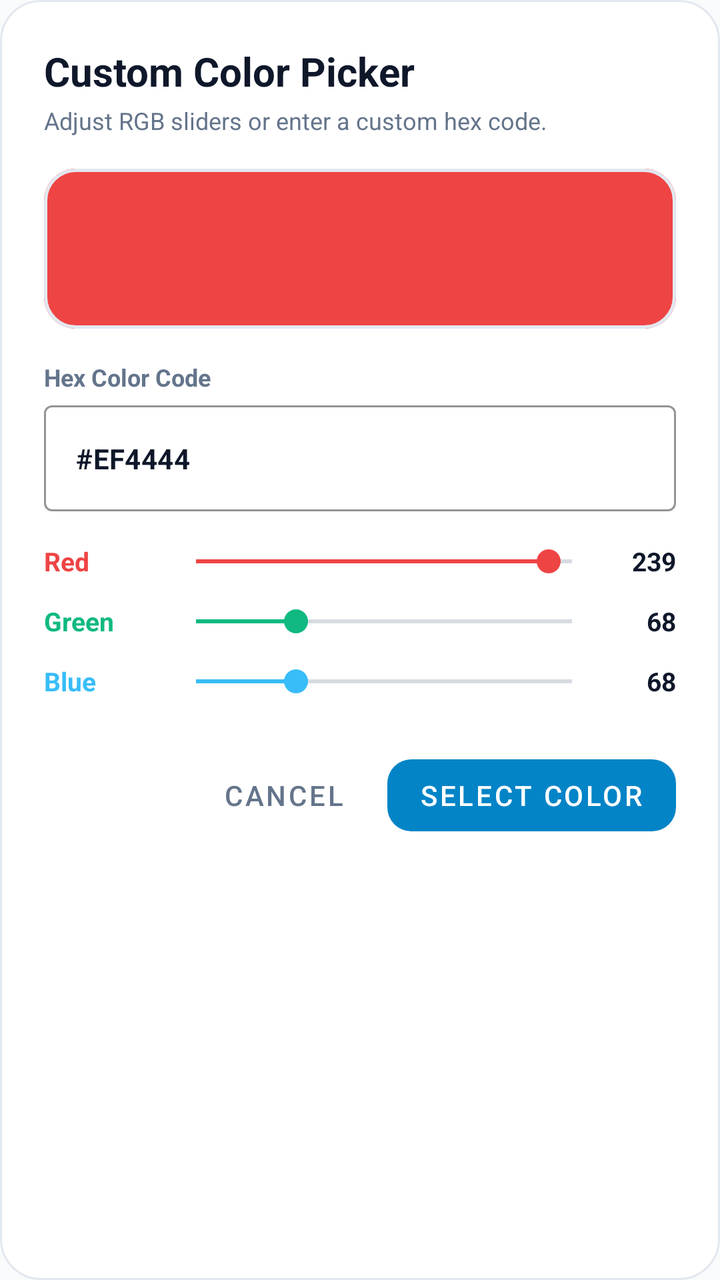
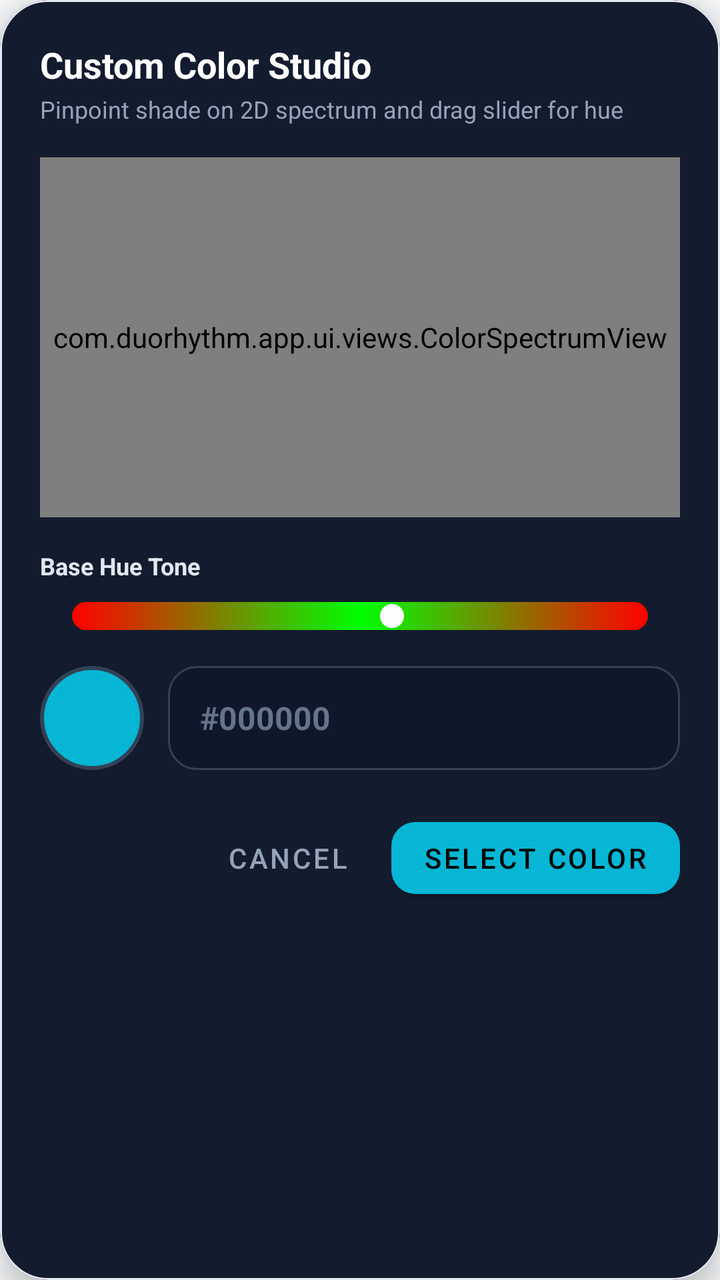

An Android layout rendered at two revisions. The XML below is the earlier revision; the diff shows what the commit changed to produce the second picture.
<!-- AndroidManifest.xml: application theme Theme.LifeSync -->
<!-- res/layout/dialog_custom_color_picker.xml -->
<?xml version="1.0" encoding="utf-8"?>
<androidx.core.widget.NestedScrollView xmlns:android="http://schemas.android.com/apk/res/android"
    xmlns:app="http://schemas.android.com/apk/res-auto"
    android:layout_width="match_parent"
    android:layout_height="wrap_content"
    android:background="@drawable/bg_dialog_glass"
    android:clipToOutline="true"
    android:fillViewport="true">

    <LinearLayout
        android:layout_width="match_parent"
        android:layout_height="wrap_content"
        android:orientation="vertical"
        android:padding="22dp">

        
        <TextView
            android:id="@+id/tvCustomColorTitle"
            android:layout_width="wrap_content"
            android:layout_height="wrap_content"
            android:text="Custom Color Picker"
            android:textColor="@color/text_primary"
            android:textSize="20sp"
            android:textStyle="bold" />

        <TextView
            android:layout_width="wrap_content"
            android:layout_height="wrap_content"
            android:layout_marginTop="3dp"
            android:text="Adjust RGB sliders or enter a custom hex code."
            android:textColor="@color/text_secondary"
            android:textSize="12sp" />

        
        <com.google.android.material.card.MaterialCardView
            android:id="@+id/cardColorPreview"
            android:layout_width="match_parent"
            android:layout_height="80dp"
            android:layout_marginTop="16dp"
            app:cardCornerRadius="16dp"
            app:cardElevation="0dp"
            app:strokeColor="@color/card_stroke"
            app:strokeWidth="1.5dp">

            <View
                android:id="@+id/viewColorPreview"
                android:layout_width="match_parent"
                android:layout_height="match_parent"
                android:background="#EF4444" />
        </com.google.android.material.card.MaterialCardView>

        
        <TextView
            android:layout_width="wrap_content"
            android:layout_height="wrap_content"
            android:layout_marginTop="16dp"
            android:text="Hex Color Code"
            android:textColor="@color/text_secondary"
            android:textSize="12sp"
            android:textStyle="bold" />

        <com.google.android.material.textfield.TextInputLayout
            style="@style/Widget.MaterialComponents.TextInputLayout.OutlinedBox"
            android:layout_width="match_parent"
            android:layout_height="wrap_content"
            android:layout_marginTop="6dp"
            app:boxStrokeColor="@color/primary"
            app:hintEnabled="false">

            <com.google.android.material.textfield.TextInputEditText
                android:id="@+id/etHexCode"
                android:layout_width="match_parent"
                android:layout_height="wrap_content"
                android:hint="#RRGGBB"
                android:inputType="textCapCharacters"
                android:maxLines="1"
                android:singleLine="true"
                android:text="#EF4444"
                android:textColor="@color/text_primary"
                android:textSize="14sp"
                android:textStyle="bold" />
        </com.google.android.material.textfield.TextInputLayout>

        
        <LinearLayout
            android:layout_width="match_parent"
            android:layout_height="wrap_content"
            android:layout_marginTop="16dp"
            android:gravity="center_vertical"
            android:orientation="horizontal">

            <TextView
                android:layout_width="60dp"
                android:layout_height="wrap_content"
                android:text="Red"
                android:textColor="#EF4444"
                android:textSize="13sp"
                android:textStyle="bold" />

            <SeekBar
                android:id="@+id/seekRed"
                android:layout_width="0dp"
                android:layout_height="wrap_content"
                android:layout_weight="1"
                android:max="255"
                android:progress="239"
                android:progressTint="#EF4444"
                android:thumbTint="#EF4444" />

            <TextView
                android:id="@+id/tvRedValue"
                android:layout_width="36dp"
                android:layout_height="wrap_content"
                android:gravity="end"
                android:text="239"
                android:textColor="@color/text_primary"
                android:textSize="13sp"
                android:textStyle="bold" />
        </LinearLayout>

        
        <LinearLayout
            android:layout_width="match_parent"
            android:layout_height="wrap_content"
            android:layout_marginTop="12dp"
            android:gravity="center_vertical"
            android:orientation="horizontal">

            <TextView
                android:layout_width="60dp"
                android:layout_height="wrap_content"
                android:text="Green"
                android:textColor="#10B981"
                android:textSize="13sp"
                android:textStyle="bold" />

            <SeekBar
                android:id="@+id/seekGreen"
                android:layout_width="0dp"
                android:layout_height="wrap_content"
                android:layout_weight="1"
                android:max="255"
                android:progress="68"
                android:progressTint="#10B981"
                android:thumbTint="#10B981" />

            <TextView
                android:id="@+id/tvGreenValue"
                android:layout_width="36dp"
                android:layout_height="wrap_content"
                android:gravity="end"
                android:text="68"
                android:textColor="@color/text_primary"
                android:textSize="13sp"
                android:textStyle="bold" />
        </LinearLayout>

        
        <LinearLayout
            android:layout_width="match_parent"
            android:layout_height="wrap_content"
            android:layout_marginTop="12dp"
            android:gravity="center_vertical"
            android:orientation="horizontal">

            <TextView
                android:layout_width="60dp"
                android:layout_height="wrap_content"
                android:text="Blue"
                android:textColor="#38BDF8"
                android:textSize="13sp"
                android:textStyle="bold" />

            <SeekBar
                android:id="@+id/seekBlue"
                android:layout_width="0dp"
                android:layout_height="wrap_content"
                android:layout_weight="1"
                android:max="255"
                android:progress="68"
                android:progressTint="#38BDF8"
                android:thumbTint="#38BDF8" />

            <TextView
                android:id="@+id/tvBlueValue"
                android:layout_width="36dp"
                android:layout_height="wrap_content"
                android:gravity="end"
                android:text="68"
                android:textColor="@color/text_primary"
                android:textSize="13sp"
                android:textStyle="bold" />
        </LinearLayout>

        
        <LinearLayout
            android:layout_width="match_parent"
            android:layout_height="wrap_content"
            android:layout_marginTop="24dp"
            android:gravity="end"
            android:orientation="horizontal">

            <com.google.android.material.button.MaterialButton
                android:id="@+id/btnCancelColor"
                style="@style/Widget.MaterialComponents.Button.TextButton"
                android:layout_width="wrap_content"
                android:layout_height="wrap_content"
                android:text="Cancel"
                android:textColor="@color/text_secondary" />

            <com.google.android.material.button.MaterialButton
                android:id="@+id/btnApplyColor"
                style="@style/Widget.MaterialComponents.Button.UnelevatedButton"
                android:layout_width="wrap_content"
                android:layout_height="wrap_content"
                android:layout_marginStart="8dp"
                android:text="Select Color"
                android:textColor="@color/white"
                app:backgroundTint="@color/primary"
                app:cornerRadius="12dp" />
        </LinearLayout>
    </LinearLayout>
</androidx.core.widget.NestedScrollView>
<!-- resources referenced by this layout -->
<resources>
  <color name="card_stroke">#E2E8F0</color>
  <color name="primary">#0284C7</color>
  <color name="text_primary">#0F172A</color>
  <color name="text_secondary">#64748B</color>
  <color name="white">#FFFFFF</color>
  <!-- drawable bg_dialog_glass (drawable) -->
  <?xml version="1.0" encoding="utf-8"?>
  <shape xmlns:android="http://schemas.android.com/apk/res/android"
      android:shape="rectangle">
      <corners android:radius="20dp" />
      <solid android:color="@color/surface" />
      <stroke
          android:width="1dp"
          android:color="@color/card_stroke" />
  </shape>
  <color name="surface">#FFFFFF</color>
  <color name="primary_variant">#0369A1</color>
  <color name="on_primary">#FFFFFF</color>
  <color name="secondary">#7C3AED</color>
  <color name="secondary_variant">#6D28D9</color>
  <color name="on_secondary">#FFFFFF</color>
  <color name="background">#F8FAFC</color>
  <style name="CardElevationRounded" parent="Widget.MaterialComponents.CardView">
          <item name="cardCornerRadius">22dp</item>
          <item name="cardElevation">2dp</item>
          <item name="strokeWidth">1dp</item>
          <item name="strokeColor">@color/card_stroke</item>
          <item name="cardBackgroundColor">@color/surface_card</item>
      </style>
  <style name="DuoRhythmTextView" parent="android:Widget.TextView">
          <item name="android:lineSpacingExtra">2dp</item>
          <item name="android:fontFamily">sans-serif</item>
          <item name="android:includeFontPadding">true</item>
      </style>
  <style name="DuoRhythmEditText" parent="android:Widget.EditText">
          <item name="android:lineSpacingExtra">2dp</item>
          <item name="android:fontFamily">sans-serif</item>
          <item name="android:includeFontPadding">true</item>
          <item name="android:textColor">@color/text_primary</item>
          <item name="android:textColorHint">@color/text_secondary</item>
      </style>
  <color name="surface_card">#FFFFFF</color>
  <!-- unchanged entries left out for length: 1 -->
</resources>

<!-- the commit's change to res/layout/dialog_custom_color_picker.xml (unified diff, before → after) -->
@@ -1,223 +1,116 @@
 <?xml version="1.0" encoding="utf-8"?>
-<androidx.core.widget.NestedScrollView xmlns:android="http://schemas.android.com/apk/res/android"
+<com.google.android.material.card.MaterialCardView
+    xmlns:android="http://schemas.android.com/apk/res/android"
     xmlns:app="http://schemas.android.com/apk/res-auto"
     android:layout_width="match_parent"
     android:layout_height="wrap_content"
-    android:background="@drawable/bg_dialog_glass"
-    android:clipToOutline="true"
-    android:fillViewport="true">
+    android:layout_margin="16dp"
+    app:cardCornerRadius="24dp"
+    app:cardElevation="10dp"
+    app:cardBackgroundColor="#131B2E">
 
     <LinearLayout
+        android:layout_height="wrap_content"
         android:layout_width="match_parent"
-        android:layout_height="wrap_content"
         android:orientation="vertical"
-        android:padding="22dp">
-
-        
-        <TextView
-            android:id="@+id/tvCustomColorTitle"
-            android:layout_width="wrap_content"
-            android:layout_height="wrap_content"
-            android:text="Custom Color Picker"
-            android:textColor="@color/text_primary"
-            android:textSize="20sp"
-            android:textStyle="bold" />
+        android:padding="20dp">
 
         <TextView
+            android:layout_height="wrap_content"
             android:layout_width="wrap_content"
+            android:text="Custom Color Studio"
+            android:textColor="@android:color/white"
+            android:textSize="18sp"
+            android:textStyle="bold"/>
+
+        <TextView
             android:layout_height="wrap_content"
-            android:layout_marginTop="3dp"
-            android:text="Adjust RGB sliders or enter a custom hex code."
-            android:textColor="@color/text_secondary"
-            android:textSize="12sp" />
+            android:layout_marginTop="2dp"
+            android:layout_width="wrap_content"
+            android:text="Pinpoint shade on 2D spectrum and drag slider for hue"
+            android:textColor="#94A3B8"
+            android:textSize="12sp"/>
 
-        
-        <com.google.android.material.card.MaterialCardView
-            android:id="@+id/cardColorPreview"
+        <com.duorhythm.app.ui.views.ColorSpectrumView
+            android:id="@+id/colorSpectrumView"
             android:layout_width="match_parent"
-            android:layout_height="80dp"
+            android:layout_height="180dp"
+            android:layout_marginTop="16dp" />
+
+        <TextView
+            android:layout_height="wrap_content"
             android:layout_marginTop="16dp"
-            app:cardCornerRadius="16dp"
-            app:cardElevation="0dp"
-            app:strokeColor="@color/card_stroke"
-            app:strokeWidth="1.5dp">
+            android:layout_width="wrap_content"
+            android:text="Base Hue Tone"
+            android:textColor="#E2E8F0"
+            android:textSize="12sp"
+            android:textStyle="bold"/>
+
+        <SeekBar
+            android:id="@+id/hueSeekBar"
+            android:layout_height="wrap_content"
+            android:layout_marginTop="8dp"
+            android:layout_width="match_parent"
+            android:max="360"
+            android:progress="200"
+            android:progressDrawable="@drawable/bg_rainbow_hue"
+            android:splitTrack="false"
+            android:thumbTint="@android:color/white"/>
+
+        <LinearLayout
+            android:gravity="center_vertical"
+            android:layout_height="52dp"
+            android:layout_marginTop="16dp"
+            android:layout_width="match_parent"
+            android:orientation="horizontal">
 
             <View
-                android:id="@+id/viewColorPreview"
-                android:layout_width="match_parent"
+                android:background="@drawable/bg_circle_preview"
+                android:id="@+id/viewSelectedColorPreview"
+                android:layout_height="52dp"
+                android:layout_width="52dp"/>
+
+            <EditText
+                android:background="@drawable/bg_edittext_curved"
+                android:gravity="center_vertical"
+                android:hint="#000000"
+                android:id="@+id/etHexCode"
+                android:inputType="textCapCharacters"
                 android:layout_height="match_parent"
-                android:background="#EF4444" />
-        </com.google.android.material.card.MaterialCardView>
-
-        
-        <TextView
-            android:layout_width="wrap_content"
-            android:layout_height="wrap_content"
-            android:layout_marginTop="16dp"
-            android:text="Hex Color Code"
-            android:textColor="@color/text_secondary"
-            android:textSize="12sp"
-            android:textStyle="bold" />
-
-        <com.google.android.material.textfield.TextInputLayout
-            style="@style/Widget.MaterialComponents.TextInputLayout.OutlinedBox"
-            android:layout_width="match_parent"
-            android:layout_height="wrap_content"
-            android:layout_marginTop="6dp"
-            app:boxStrokeColor="@color/primary"
-            app:hintEnabled="false">
-
-            <com.google.android.material.textfield.TextInputEditText
-                android:id="@+id/etHexCode"
-                android:layout_width="match_parent"
-                android:layout_height="wrap_content"
-                android:hint="#RRGGBB"
-                android:inputType="textCapCharacters"
-                android:maxLines="1"
-                android:singleLine="true"
-                android:text="#EF4444"
-                android:textColor="@color/text_primary"
-                android:textSize="14sp"
-                android:textStyle="bold" />
-        </com.google.android.material.textfield.TextInputLayout>
-
-        
-        <LinearLayout
-            android:layout_width="match_parent"
-            android:layout_height="wrap_content"
-            android:layout_marginTop="16dp"
-            android:gravity="center_vertical"
-            android:orientation="horizontal">
-
-            <TextView
-                android:layout_width="60dp"
-                android:layout_height="wrap_content"
-                android:text="Red"
-                android:textColor="#EF4444"
-                android:textSize="13sp"
-                android:textStyle="bold" />
-
-            <SeekBar
-                android:id="@+id/seekRed"
+                android:layout_marginStart="12dp"
+                android:layout_weight="1"
                 android:layout_width="0dp"
-                android:layout_height="wrap_content"
-                android:layout_weight="1"
-                android:max="255"
-                android:progress="239"
-                android:progressTint="#EF4444"
-                android:thumbTint="#EF4444" />
-
-            <TextView
-                android:id="@+id/tvRedValue"
-                android:layout_width="36dp"
-                android:layout_height="wrap_content"
-                android:gravity="end"
-                android:text="239"
-                android:textColor="@color/text_primary"
-                android:textSize="13sp"
-                android:textStyle="bold" />
+                android:maxLength="7"
+                android:paddingHorizontal="16dp"
+                android:textColor="@android:color/white"
+                android:textSize="16sp"
+                android:textStyle="bold"/>
         </LinearLayout>
 
-        
         <LinearLayout
+            android:gravity="end"
+            android:layout_height="wrap_content"
+            android:layout_marginTop="20dp"
             android:layout_width="match_parent"
-            android:layout_height="wrap_content"
-            android:layout_marginTop="12dp"
-            android:gravity="center_vertical"
-            android:orientation="horizontal">
-
-            <TextView
-                android:layout_width="60dp"
-                android:layout_height="wrap_content"
-                android:text="Green"
-                android:textColor="#10B981"
-                android:textSize="13sp"
-                android:textStyle="bold" />
-
-            <SeekBar
-                android:id="@+id/seekGreen"
-                android:layout_width="0dp"
-                android:layout_height="wrap_content"
-                android:layout_weight="1"
-                android:max="255"
-                android:progress="68"
-                android:progressTint="#10B981"
-                android:thumbTint="#10B981" />
-
-            <TextView
-                android:id="@+id/tvGreenValue"
-                android:layout_width="36dp"
-                android:layout_height="wrap_content"
-                android:gravity="end"
-                android:text="68"
-                android:textColor="@color/text_primary"
-                android:textSize="13sp"
-                android:textStyle="bold" />
-        </LinearLayout>
-
-        
-        <LinearLayout
-            android:layout_width="match_parent"
-            android:layout_height="wrap_content"
-            android:layout_marginTop="12dp"
-            android:gravity="center_vertical"
-            android:orientation="horizontal">
-
-            <TextView
-                android:layout_width="60dp"
-                android:layout_height="wrap_content"
-                android:text="Blue"
-                android:textColor="#38BDF8"
-                android:textSize="13sp"
-                android:textStyle="bold" />
-
-            <SeekBar
-                android:id="@+id/seekBlue"
-                android:layout_width="0dp"
-                android:layout_height="wrap_content"
-                android:layout_weight="1"
-                android:max="255"
-                android:progress="68"
-                android:progressTint="#38BDF8"
-                android:thumbTint="#38BDF8" />
-
-            <TextView
-                android:id="@+id/tvBlueValue"
-                android:layout_width="36dp"
-                android:layout_height="wrap_content"
-                android:gravity="end"
-                android:text="68"
-                android:textColor="@color/text_primary"
-                android:textSize="13sp"
-                android:textStyle="bold" />
-        </LinearLayout>
-
-        
-        <LinearLayout
-            android:layout_width="match_parent"
-            android:layout_height="wrap_content"
-            android:layout_marginTop="24dp"
-            android:gravity="end"
             android:orientation="horizontal">
 
             <com.google.android.material.button.MaterialButton
                 android:id="@+id/btnCancelColor"
                 style="@style/Widget.MaterialComponents.Button.TextButton"
                 android:layout_width="wrap_content"
-                android:layout_height="wrap_content"
-                android:text="Cancel"
-                android:textColor="@color/text_secondary" />
+                android:layout_height="48dp"
+                android:text="CANCEL"
+                android:textColor="#94A3B8" />
 
             <com.google.android.material.button.MaterialButton
                 android:id="@+id/btnApplyColor"
-                style="@style/Widget.MaterialComponents.Button.UnelevatedButton"
                 android:layout_width="wrap_content"
-                android:layout_height="wrap_content"
+                android:layout_height="48dp"
                 android:layout_marginStart="8dp"
-                android:text="Select Color"
-                android:textColor="@color/white"
-                app:backgroundTint="@color/primary"
+                android:text="SELECT COLOR"
+                android:textColor="@android:color/black"
+                app:backgroundTint="#06B6D4"
                 app:cornerRadius="12dp" />
         </LinearLayout>
     </LinearLayout>
-</androidx.core.widget.NestedScrollView>
+</com.google.android.material.card.MaterialCardView>
<!-- resource entries referenced after the edit -->
@@ -1,20 +1,38 @@
 <!-- resources referenced by this layout -->
 <resources>
+  <!-- drawable bg_circle_preview (drawable) -->
+  <?xml version="1.0" encoding="utf-8"?>
+  <shape xmlns:android="http://schemas.android.com/apk/res/android"
+      android:shape="oval">
+      <solid android:color="#06B6D4" />
+      <stroke android:width="2dp" android:color="#334155" />
+  </shape>
+  <!-- drawable bg_edittext_curved (drawable) -->
+  <?xml version="1.0" encoding="utf-8"?>
+  <shape xmlns:android="http://schemas.android.com/apk/res/android"
+      android:shape="rectangle">
+      <solid android:color="#0F172A" />
+      <corners android:radius="14dp" />
+      <stroke android:width="1dp" android:color="#334155" />
+  </shape>
+  <!-- drawable bg_rainbow_hue (drawable) -->
+  <?xml version="1.0" encoding="utf-8"?>
+  <layer-list xmlns:android="http://schemas.android.com/apk/res/android">
+      <item android:height="14dp" android:gravity="center_vertical">
+          <shape android:shape="rectangle">
+              <corners android:radius="7dp" />
+              <gradient
+                  android:type="linear"
+                  android:startColor="#FF0000"
+                  android:centerColor="#00FF00"
+                  android:endColor="#FF0000" />
+          </shape>
+      </item>
+  </layer-list>
   <color name="card_stroke">#E2E8F0</color>
   <color name="primary">#0284C7</color>
   <color name="text_primary">#0F172A</color>
   <color name="text_secondary">#64748B</color>
-  <color name="white">#FFFFFF</color>
-  <!-- drawable bg_dialog_glass (drawable) -->
-  <?xml version="1.0" encoding="utf-8"?>
-  <shape xmlns:android="http://schemas.android.com/apk/res/android"
-      android:shape="rectangle">
-      <corners android:radius="20dp" />
-      <solid android:color="@color/surface" />
-      <stroke
-          android:width="1dp"
-          android:color="@color/card_stroke" />
-  </shape>
   <color name="surface">#FFFFFF</color>
   <color name="primary_variant">#0369A1</color>
   <color name="on_primary">#FFFFFF</color>
